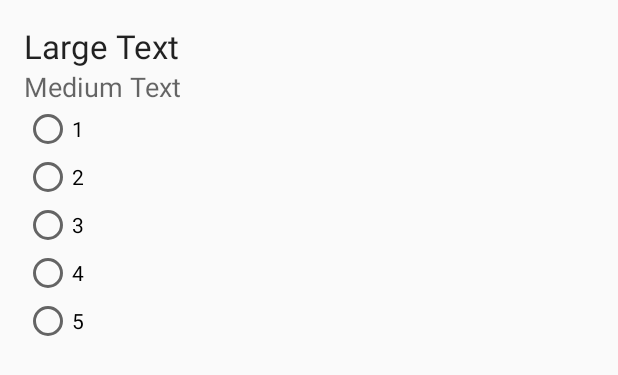
After one commit to Gaffas89/AndroidTremble, an Android app: the layout activity_evaluation_list_item.xml on its own in the app's theme, with its tools: preview values and no code run, on a phone screen of 412 x 824 dp. The commit adds this screen. Shown: the top 375 px of the screen. Run offline under Robolectric (Android 15) with nearby library versions, the phone set to English and light mode, and no system bars; network calls fail.

Commit message:
made the issue work and added the questions list with a ling from the database

```diff
--- a/app/build.gradle
+++ b/app/build.gradle
@@ -1,7 +1,7 @@
 apply plugin: 'com.android.application'
 
 android {
-    compileSdkVersion 21
+    compileSdkVersion 23
     buildToolsVersion '23.0.1'
 
     defaultConfig {
--- a/app/src/main/AndroidManifest.xml
+++ b/app/src/main/AndroidManifest.xml
@@ -32,6 +32,9 @@
         </activity>
         <activity android:name=".controller.HomeActivity" >
         </activity>
+        <activity android:name=".controller.EvaluationListActivity" >
+
+        </activity>
     </application>
 
 </manifest>
--- a/app/src/main/java/com/techzonecs/tremble/controller/LoginPageActivity.java
+++ b/app/src/main/java/com/techzonecs/tremble/controller/LoginPageActivity.java
@@ -19,12 +19,6 @@ import com.techzonecs.tremble.R;
 import com.techzonecs.tremble.utilities.ConnectionURLString;
 import com.techzonecs.tremble.utilities.ForgetPasswordConnection;
 import com.techzonecs.tremble.utilities.LoginConnection;
-
-import org.apache.http.HttpResponse;
-import org.apache.http.client.entity.UrlEncodedFormEntity;
-import org.apache.http.client.methods.HttpPost;
-import org.apache.http.impl.client.DefaultHttpClient;
-import org.apache.http.message.BasicNameValuePair;
 
 import java.net.URI;
 import java.util.ArrayList;
--- /dev/null
+++ b/app/src/main/res/layout/activity_evaluation_list_item.xml
@@ -0,0 +1,78 @@
+<?xml version="1.0" encoding="utf-8"?>
+<LinearLayout xmlns:android="http://schemas.android.com/apk/res/android"
+    xmlns:tools="http://schemas.android.com/tools" android:layout_width="match_parent"
+    android:layout_height="match_parent" android:paddingLeft="@dimen/activity_horizontal_margin"
+    android:paddingRight="@dimen/activity_horizontal_margin"
+    android:paddingTop="@dimen/activity_vertical_margin"
+    android:paddingBottom="@dimen/activity_vertical_margin"
+    tools:context="com.techzonecs.tremble.controller.EvaluationListItemActivity"
+    android:orientation="vertical">
+
+    <TextView
+        android:layout_width="wrap_content"
+        android:layout_height="wrap_content"
+        android:textAppearance="?android:attr/textAppearanceLarge"
+        android:text="Large Text"
+        android:id="@+id/tv_Question"
+        android:layout_below="@+id/tv_Section"
+        android:layout_alignParentStart="true" />
+
+    <TextView
+        android:layout_width="wrap_content"
+        android:layout_height="wrap_content"
+        android:textAppearance="?android:attr/textAppearanceMedium"
+        android:text="Medium Text"
+        android:id="@+id/tv_Section"
+        android:layout_alignParentTop="true"
+        android:layout_toEndOf="@+id/rb_5" />
+
+    <RadioButton
+        android:layout_width="wrap_content"
+        android:layout_height="wrap_content"
+        android:text="1"
+        android:id="@+id/rb_1"
+        android:checked="false"
+        android:layout_below="@+id/tv_Question"
+        android:layout_alignParentStart="true"
+        android:allowUndo="true" />
+
+    <RadioButton
+        android:layout_width="wrap_content"
+        android:layout_height="wrap_content"
+        android:text="2"
+        android:id="@+id/rb_2"
+        android:checked="false"
+        android:layout_alignTop="@+id/rb_1"
+        android:layout_toEndOf="@+id/rb_1"
+        android:allowUndo="true" />
+
+    <RadioButton
+        android:layout_width="wrap_content"
+        android:layout_height="wrap_content"
+        android:text="3"
+        android:id="@+id/rb_3"
+        android:checked="false"
+        android:layout_alignTop="@+id/rb_2"
+        android:layout_toEndOf="@+id/rb_2"
+        android:allowUndo="true" />
+
+    <RadioButton
+        android:layout_width="wrap_content"
+        android:layout_height="wrap_content"
+        android:text="4"
+        android:id="@+id/rb_4"
+        android:checked="false"
+        android:layout_below="@+id/tv_Question"
+        android:layout_toEndOf="@+id/rb_3"
+        android:allowUndo="true" />
+
+    <RadioButton
+        android:layout_width="wrap_content"
+        android:layout_height="wrap_content"
+        android:text="5"
+        android:id="@+id/rb_5"
+        android:checked="false"
+        android:layout_alignTop="@+id/rb_4"
+        android:layout_toEndOf="@+id/rb_4"
+        android:allowUndo="true" />
+</LinearLayout>
--- a/app/src/main/res/values/styles.xml
+++ b/app/src/main/res/values/styles.xml
@@ -3,10 +3,6 @@
     <!-- Base application theme. -->
     <style name="AppTheme" parent="Theme.AppCompat.Light.DarkActionBar">
         <!-- Customize your theme here. -->
-        <item name="colorPrimary">@color/light_bgd</item>
-        <item name="colorPrimaryDark">@color/dark_bgd</item>
-        <item name="colorAccent">@color/bgd</item>
-        <item name="android:textColorPrimary">@color/dark_bgd</item>
     </style>
 
 </resources>
```
Also changed, not shown: app/src/main/java/com/techzonecs/tremble/controller/EvaluationCustomAdaptor.java (added, +45 -0 lines), app/src/main/java/com/techzonecs/tremble/controller/EvaluationListActivity.java (added, +115 -0 lines), app/src/main/java/com/techzonecs/tremble/model/Question.java (added, +35 -0 lines), app/src/main/java/com/techzonecs/tremble/utilities/QuestionConnection.java (added, +26 -0 lines), app/src/main/res/layout/activity_evaluation.xml (added, +16 -0 lines), 1 other file.
